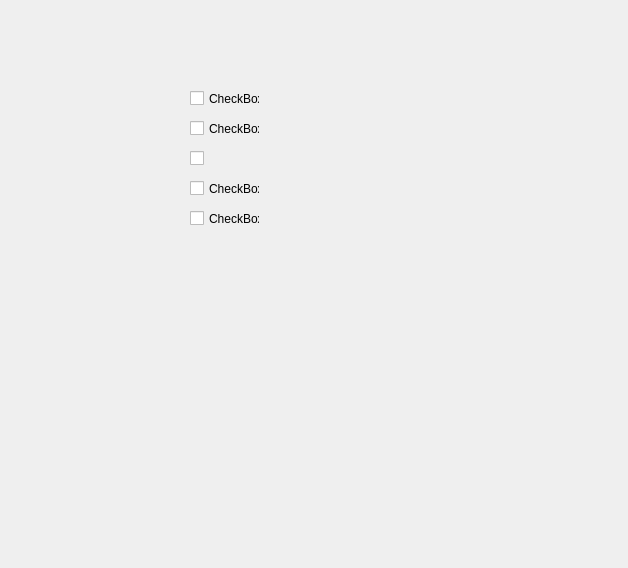
This is proyecalan/ventana_eliminar.ui in diazalan12/proyecto as Qt 5 draws it before an edit. The edited form follows.
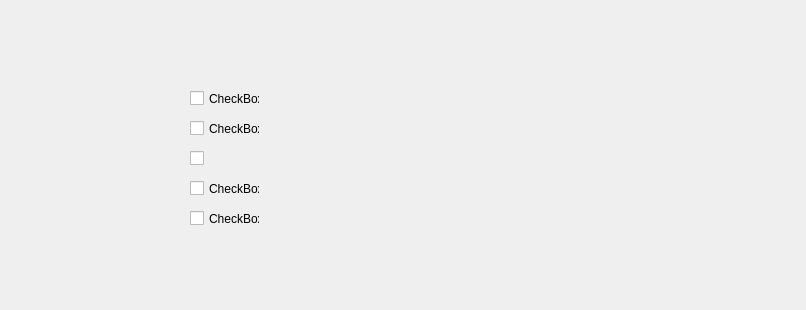
This is the edited form.

The edit to the form file:
```diff
--- a/proyecalan/ventana_eliminar.ui
+++ b/proyecalan/ventana_eliminar.ui
@@ -6,8 +6,8 @@
    <rect>
     <x>0</x>
     <y>0</y>
-    <width>628</width>
-    <height>568</height>
+    <width>806</width>
+    <height>310</height>
    </rect>
   </property>
   <property name="windowTitle">
```
